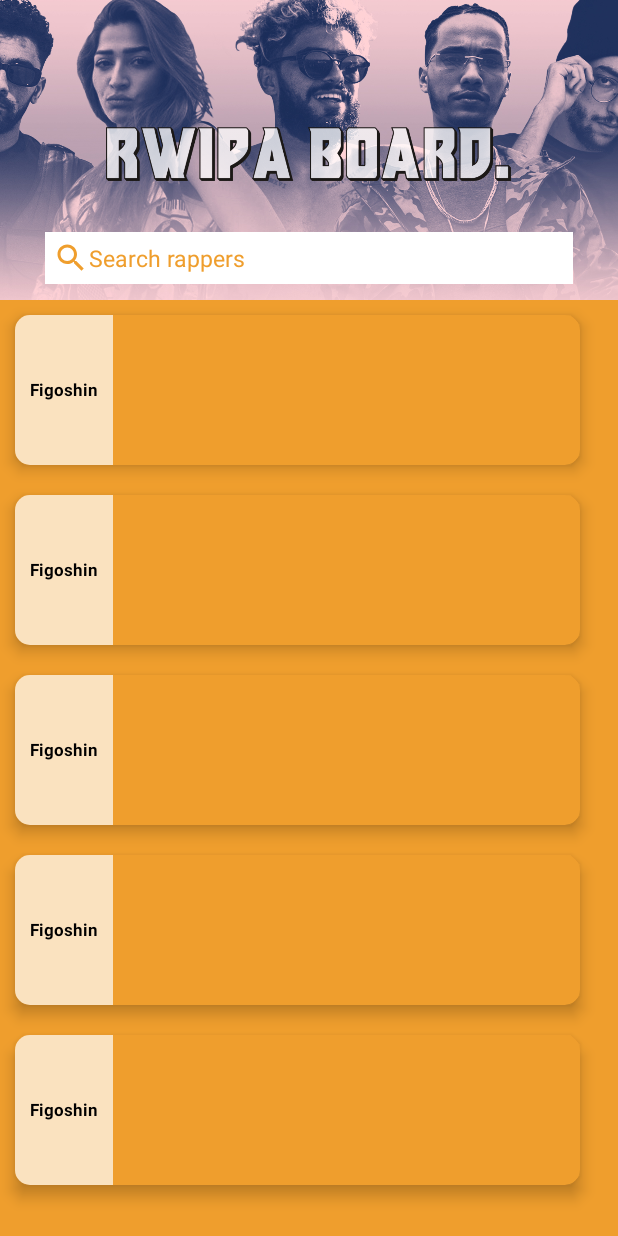
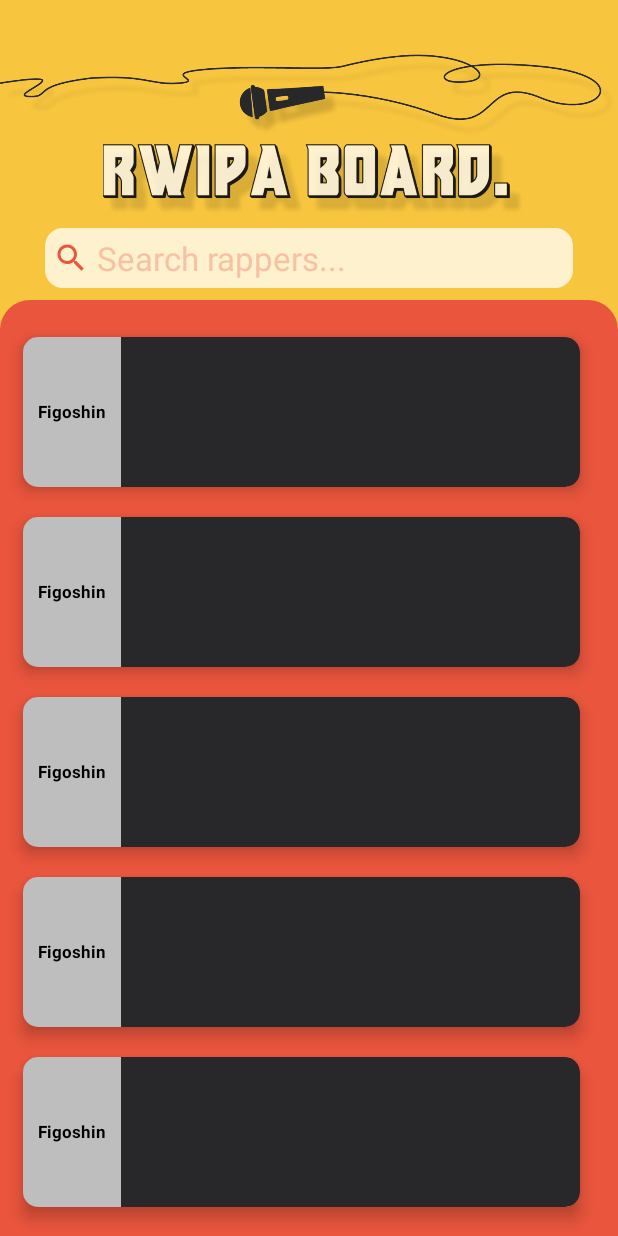
Before and after one commit to R3-da/the_morrocan_rap_board_4, an Android app: the layout activity_main.xml on its own in the app's theme, with its tools: preview values and no code run, on a phone screen of 412 x 824 dp. Run offline under Robolectric (Android 15) with nearby library versions, the phone set to English and light mode, and no system bars.

Commit message:
changed the header and modified some colores

```diff
--- a/app/src/main/res/drawable/ic_baseline_search_24.xml
+++ b/app/src/main/res/drawable/ic_baseline_search_24.xml
@@ -1,4 +1,4 @@
-<vector android:height="24dp" android:tint="#EF9E2D"
+<vector android:height="24dp" android:tint="#EA553D"
     android:viewportHeight="24" android:viewportWidth="24"
     android:width="24dp" xmlns:android="http://schemas.android.com/apk/res/android">
     <path android:fillColor="@android:color/white" android:pathData="M15.5,14h-0.79l-0.28,-0.27C15.41,12.59 16,11.11 16,9.5 16,5.91 13.09,3 9.5,3S3,5.91 3,9.5 5.91,16 9.5,16c1.61,0 3.09,-0.59 4.23,-1.57l0.27,0.28v0.79l5,4.99L20.49,19l-4.99,-5zM9.5,14C7.01,14 5,11.99 5,9.5S7.01,5 9.5,5 14,7.01 14,9.5 11.99,14 9.5,14z"/>
--- /dev/null
+++ b/app/src/main/res/drawable/shape_recyclerview.xml
@@ -0,0 +1,17 @@
+<?xml version="1.0" encoding="UTF-8"?>
+<shape xmlns:android="http://schemas.android.com/apk/res/android">
+    <solid android:color="@color/red"/>
+
+<!--    <stroke android:width="3dp"
+        android:color="@color/black"
+        />-->
+
+    <padding
+        android:top="15dp"
+        />
+
+    <corners android:bottomRightRadius="20dp"
+        android:bottomLeftRadius="20dp"
+        android:topLeftRadius="20dp"
+        android:topRightRadius="20dp"/>
+</shape>
--- /dev/null
+++ b/app/src/main/res/drawable/shape_searchbar.xml
@@ -0,0 +1,13 @@
+<?xml version="1.0" encoding="utf-8"?>
+<!--  res/drawable/rounded_edittext.xml -->
+<shape xmlns:android="http://schemas.android.com/apk/res/android"
+    android:shape="rectangle"
+    android:padding="10dp">
+
+    <solid android:color="#FDF1CE" />
+    <corners
+        android:bottomRightRadius="12dp"
+        android:bottomLeftRadius="12dp"
+        android:topLeftRadius="12dp"
+        android:topRightRadius="12dp" />
+</shape>
--- a/app/src/main/res/layout/activity_main.xml
+++ b/app/src/main/res/layout/activity_main.xml
@@ -7,7 +7,7 @@
     android:layout_height="match_parent"
     android:orientation="horizontal"
     tools:context=".MainActivity"
-    android:background="@color/orange_cold"
+    android:background="@color/yellow"
 >
     <!-- AppBarLayout is a wrapper for a Toolbar in order to apply scrolling effects. -->
     <!-- Note that AppBarLayout expects to be the first child nested within a CoordinatorLayout -->
@@ -28,11 +28,20 @@
             <ImageView
                 android:layout_width="match_parent"
                 android:layout_height="200dp"
-                android:src="@drawable/header_image"
-                android:scaleType="centerCrop"/>
+                android:scaleType="centerCrop"
+                android:background="@color/yellow"/>
             <ImageView
-                android:layout_width="270dp"
-                android:layout_height="42dp"
+                android:layout_width="match_parent"
+                android:layout_height="100dp"
+                android:layout_gravity="top"
+                android:translationY="10dp"
+                android:scaleType="fitEnd"
+                android:src="@drawable/microphone" />
+
+            <ImageView
+                android:layout_width="290dp"
+                android:layout_height="48dp"
+                android:translationY="20dp"
                 android:layout_gravity="center"
                 android:scaleType="fitEnd"
                 android:src="@drawable/title_rwipaboard" />
@@ -48,7 +57,7 @@
                     android:layout_width="match_parent"
                     android:layout_height="wrap_content"
                     android:layout_marginHorizontal="30dp"
-                    android:background="@color/white"
+                    android:background="@color/yellow"
                     android:orientation="horizontal"
                     >
                 <androidx.appcompat.widget.AppCompatEditText
@@ -56,17 +65,17 @@
                     android:layout_width="0dp"
                     android:layout_height="wrap_content"
                     android:layout_weight="1"
-                    android:background="@null"
+                    android:background="@drawable/shape_searchbar"
                     android:drawableStart="@drawable/ic_baseline_search_24"
-                    android:drawablePadding="0dp"
-                    android:hint="Search rappers"
+                    android:drawablePadding="5dp"
+                    android:hint="Search rappers..."
                     android:imeOptions="actionSearch"
                     android:inputType="text"
                     android:maxLines="1"
                     android:padding="5dp"
                     android:textColor="@color/black"
-                    android:textColorHint="@color/orange_cold"
-                    android:textSize="15sp"
+                    android:textColorHint="#F7C2A2"
+                    android:textSize="22sp"
                     />
                 </androidx.appcompat.widget.LinearLayoutCompat>
             </androidx.appcompat.widget.Toolbar>
@@ -81,6 +90,7 @@
         android:id="@+id/recyclerview"
         android:layout_width="match_parent"
         android:layout_height="match_parent"
+        android:background="@drawable/shape_recyclerview"
         tools:itemCount="5"
         tools:listitem="@layout/card_view_design"
         app:layout_behavior="@string/appbar_scrolling_view_behavior"
--- a/app/src/main/res/layout/card_view_design.xml
+++ b/app/src/main/res/layout/card_view_design.xml
@@ -7,11 +7,11 @@
     android:layout_height="100dp"
     android:layout_marginBottom="10dp"
     android:layout_marginTop="10dp"
-    android:layout_marginLeft="10dp"
+    android:layout_marginLeft="15dp"
     android:layout_marginRight="25dp"
     app:cardElevation="6dp"
     app:cardCornerRadius="10dp"
-    app:cardBackgroundColor="@color/orange_cold">
+    app:cardBackgroundColor="@color/mate_black">
 
     <LinearLayout
         android:layout_width="match_parent"
--- a/app/src/main/res/layout/header_design.xml
+++ /dev/null
@@ -1,31 +0,0 @@
-<?xml version="1.0" encoding="utf-8"?>
-<RelativeLayout
-    xmlns:android="http://schemas.android.com/apk/res/android"
-    xmlns:tools="http://schemas.android.com/tools"
-    android:layout_width="wrap_content"
-    android:layout_height="wrap_content">
-    <FrameLayout
-        android:layout_width="match_parent"
-        android:layout_height="180dp"
-        android:layout_marginTop="56dp">
-
-        <ImageView
-            android:id="@+id/headerimage"
-            android:layout_width="match_parent"
-            android:layout_height="match_parent"
-            android:src="@drawable/header_image"
-            android:layout_gravity="center_vertical"
-            android:scaleType="centerCrop"
-            android:alpha="0.7"/>
-
-        <ImageView
-            android:layout_width="300dp"
-            android:layout_height="42dp"
-            android:layout_gravity="center"
-            android:scaleType="fitEnd"
-            android:src="@drawable/title_rwappaboard" />
-
-
-    </FrameLayout>
-
-</RelativeLayout>
--- a/app/src/main/res/values/colors.xml
+++ b/app/src/main/res/values/colors.xml
@@ -10,4 +10,6 @@
     <color name="black">#FF000000</color>
     <color name="white">#FFFFFFFF</color>
     <color name="mate_black">#28282B</color>
+    <color name="yellow">#F8C63E</color>
+    <color name="red">#EA553D</color>
 </resources>
```
Also changed, not shown: app/src/main/res/drawable-v24/microphone.png (added), app/src/main/res/drawable-v24/title_rwipaboard.png (added), app/src/main/res/drawable/header_image.jpg (deleted), app/src/main/res/drawable/title_rwappaboard.png (deleted), app/src/main/res/drawable/title_rwipaboard.png (deleted).
